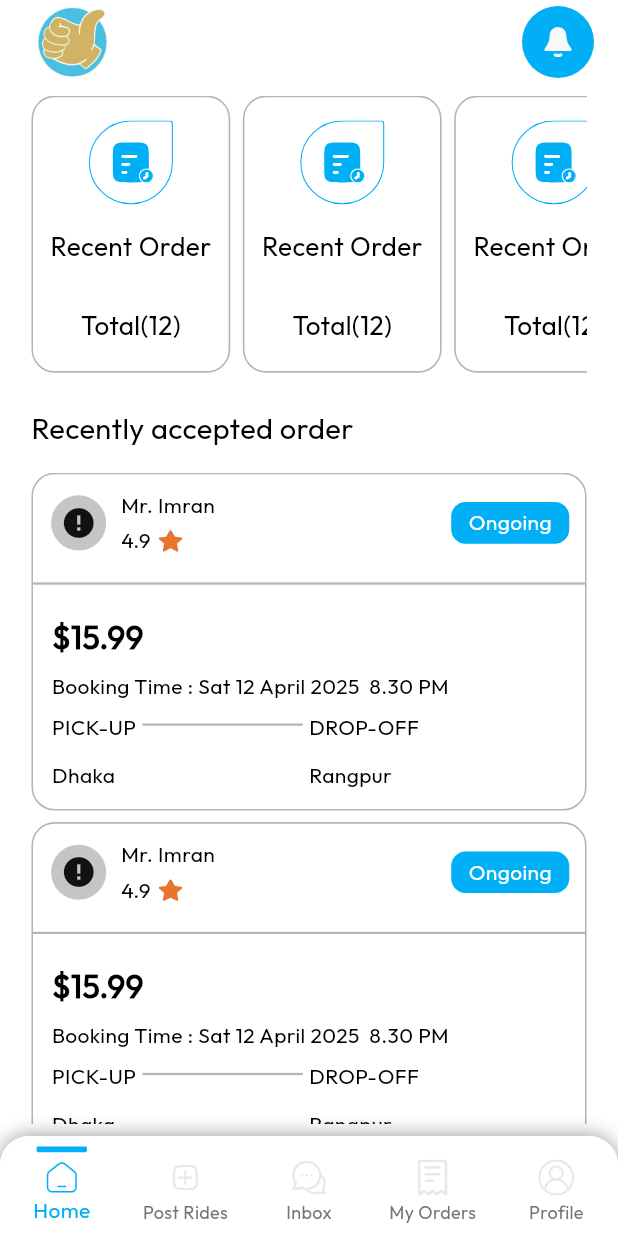
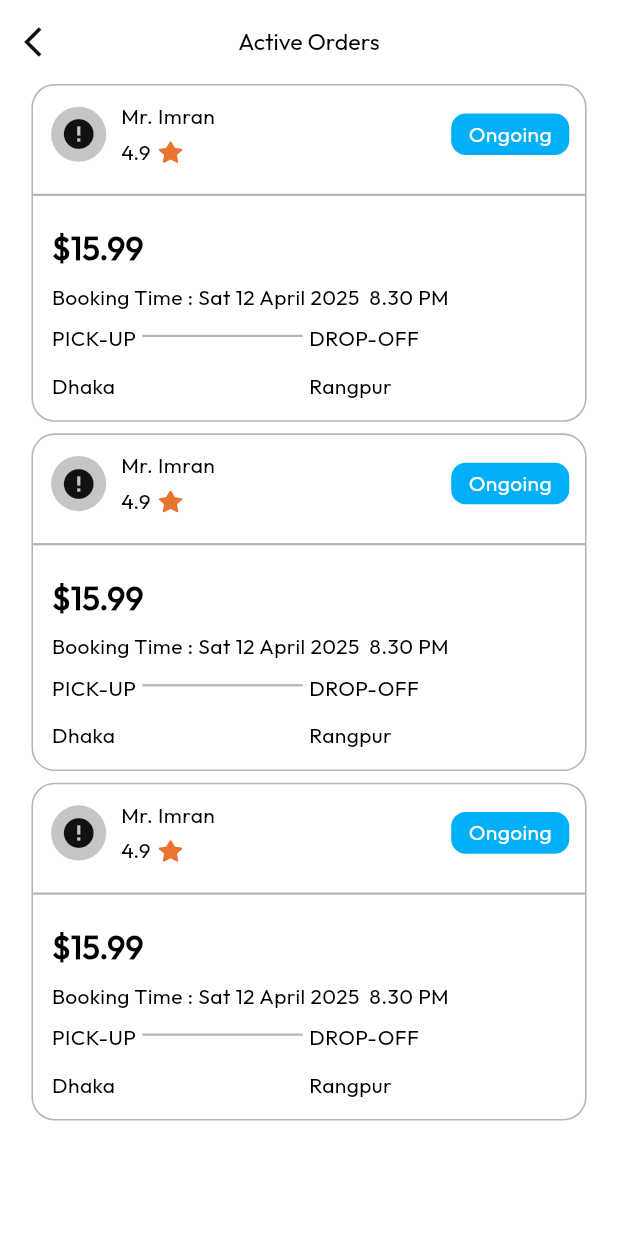
Before and after one commit to sparktechagency/Ride-Sharing-Service-App, a Flutter app: the screen it shows after launch, on a phone screen of 412 x 824 dp. Run offline on Flutter 3.47's test engine with Material 3 defaults, Android fonts, the phone set to English and light mode, and no system bars; drawn by our look-alikes of cached_network_image; our stand-ins replace dotted_border, flutter_chat_bubble, flutter_screenutil, flutter_spinkit, flutter_svg, fluttertoast and 9 more; missing offline and left inert: dart:ffi, mime_type; network calls fail.

Commit message:
Active Order Screen Done

```diff
--- a/lib/helpers/route.dart
+++ b/lib/helpers/route.dart
@@ -13,6 +13,7 @@ import '../views/screen/Location/location_screen.dart';
 import '../views/screen/Notifications/notifications_screen.dart';
 import '../views/screen/PrivacyPolicy/privacy_policy_screen.dart';
 import '../views/screen/Profile/profile_screen.dart';
+import '../views/screen/Role/Driver/Home/InnerScreen/active_order_screen.dart';
 import '../views/screen/Role/Driver/Home/InnerScreen/recent_order_screen.dart';
 import '../views/screen/Role/Driver/Home/driver_home_screen.dart';
 import '../views/screen/Role/Driver/Inbox/MessageInbox/driver_message_screen.dart';
@@ -61,6 +62,7 @@ class AppRoutes{
   static String locationPickerScreen="/location_picker_screen";
   static String myWalletScreen="/my_wallet_screen";
   static String recentOrderScreen="/recent_order_screen";
+  static String activeOrderScreen="/active_order_screen";
 
  static List<GetPage> page=[
     GetPage(name:splashScreen, page: ()=>const SplashScreen()),
@@ -91,6 +93,7 @@ class AppRoutes{
     GetPage(name:driverEditProfileScreen, page: ()=>const DriverEditProfileScreen()),
     GetPage(name:myWalletScreen, page: ()=>const MyWalletScreen()),
     GetPage(name:recentOrderScreen, page: ()=>const RecentOrderScreen()),
+    GetPage(name:activeOrderScreen, page: ()=>const ActiveOrderScreen()),
    // GetPage(name:locationScreen, page: ()=>const LocationScreen(),transition: Transition.noTransition),
    // GetPage(name:locationPickerScreen, page: ()=>const LocationPickerScreen(),transition: Transition.noTransition),
   ];
--- a/lib/main.dart
+++ b/lib/main.dart
@@ -62,7 +62,7 @@ class MyApp extends StatelessWidget {
                   ),
                   transitionDuration: const Duration(milliseconds: 500),
                   getPages: AppRoutes.page,
-                  initialRoute: AppRoutes.driverHomeScreen,
+                  initialRoute: AppRoutes.activeOrderScreen,
                 );
               },
             );
--- /dev/null
+++ b/lib/views/screen/Role/Driver/Home/InnerScreen/active_order_screen.dart
@@ -0,0 +1,161 @@
+import 'package:flutter/material.dart';
+import 'package:flutter_screenutil/flutter_screenutil.dart';
+import 'package:flutter_svg/svg.dart';
+import 'package:get/get.dart';
+import '../../../../../../utils/app_colors.dart';
+import '../../../../../../utils/app_icons.dart';
+import '../../../../../../utils/app_strings.dart';
+import '../../../../../base/custom_app_bar.dart';
+import '../../../../../base/custom_network_image.dart';
+import '../../../../../base/custom_text.dart';
+
+class ActiveOrderScreen extends StatelessWidget {
+  const ActiveOrderScreen({super.key});
+
+  @override
+  Widget build(BuildContext context) {
+    return Scaffold(
+      appBar: CustomAppBar(title: AppStrings.activeOrders.tr),
+      body: Padding(
+        padding: EdgeInsets.symmetric(horizontal: 20.w),
+        child: Expanded(
+          child: ListView.builder(
+            scrollDirection: Axis.vertical,
+            itemCount: 3,
+            itemBuilder: (context, index) {
+              return Padding(
+                padding: EdgeInsets.only(bottom: 8.h),
+                child: Container(
+                  decoration: BoxDecoration(
+                    borderRadius: BorderRadius.circular(16.r),
+                    border: Border.all(
+                      width: 1.w,
+                      color: AppColors.borderColor,
+                    ),
+                  ),
+                  child: Column(
+                    children: [
+                      //========================> Top Container <=================
+                      Padding(
+                        padding: EdgeInsets.all(10.w),
+                        child: Row(
+                          mainAxisAlignment: MainAxisAlignment.spaceBetween,
+                          children: [
+                            Row(
+                              children: [
+                                CustomNetworkImage(
+                                  imageUrl:
+                                  'https://t4.ftcdn.net/jpg/02/24/86/95/360_F_224869519_aRaeLneqALfPNBzg0xxMZXghtvBXkfIA.jpg',
+                                  height: 38.h,
+                                  width: 38.w,
+                                  boxShape: BoxShape.circle,
+                                ),
+                                SizedBox(width: 8.w),
+                                Column(
+                                  crossAxisAlignment:
+                                  CrossAxisAlignment.start,
+                                  children: [
+                                    CustomText(
+                                      text: 'Mr. Imran',
+                                      bottom: 4.h,
+                                      fontWeight: FontWeight.w500,
+                                    ),
+                                    Row(
+                                      children: [
+                                        CustomText(text: '4.9', right: 4.w),
+                                        SvgPicture.asset(AppIcons.star),
+                                      ],
+                                    ),
+                                  ],
+                                ),
+                              ],
+                            ),
+                            //========================> Status Container <=================
+                            Container(
+                              decoration: BoxDecoration(
+                                color: AppColors.primaryColor,
+                                borderRadius: BorderRadius.circular(10.r),
+                              ),
+                              child: Padding(
+                                padding: EdgeInsets.symmetric(
+                                  horizontal: 12.h,
+                                  vertical: 4.h,
+                                ),
+                                child: CustomText(
+                                  text: AppStrings.ongoing,
+                                  color: Colors.white,
+                                ),
+                              ),
+                            ),
+                          ],
+                        ),
+                      ),
+                      Divider(thickness: 1.5, color: AppColors.borderColor),
+                      //========================> Details Container <=================
+                      Padding(
+                        padding: EdgeInsets.all(12.w),
+                        child: Column(
+                          crossAxisAlignment: CrossAxisAlignment.start,
+                          children: [
+                            CustomText(
+                              text: '\$15.99',
+                              fontWeight: FontWeight.w600,
+                              fontSize: 22.sp,
+                              bottom: 8.h,
+                            ),
+                            CustomText(
+                              text:
+                              'Booking Time : Sat 12 April 2025  8.30 PM',
+                              fontWeight: FontWeight.w500,
+                              bottom: 8.h,
+                            ),
+                            Row(
+                              crossAxisAlignment: CrossAxisAlignment.start,
+                              children: [
+                                Column(
+                                  crossAxisAlignment:
+                                  CrossAxisAlignment.start,
+                                  children: [
+                                    CustomText(
+                                      text: AppStrings.pICKUP,
+                                      right: 4.w,
+                                      bottom: 12.h,
+                                    ),
+                                    CustomText(text: 'Dhaka', right: 4.w),
+                                  ],
+                                ),
+                                SizedBox(
+                                  width: 102.w,
+                                  child: Divider(
+                                    thickness: 1.5,
+                                    color: AppColors.borderColor,
+                                  ),
+                                ),
+                                Column(
+                                  crossAxisAlignment:
+                                  CrossAxisAlignment.start,
+                                  children: [
+                                    CustomText(
+                                      text: AppStrings.dROPOFF,
+                                      left: 4.w,
+                                      bottom: 12.h,
+                                    ),
+                                    CustomText(text: 'Rangpur', left: 4.w),
+                                  ],
+                                ),
+                              ],
+                            ),
+                          ],
+                        ),
+                      ),
+                    ],
+                  ),
+                ),
+              );
+            },
+          ),
+        ),
+      ),
+    );
+  }
+}
```
